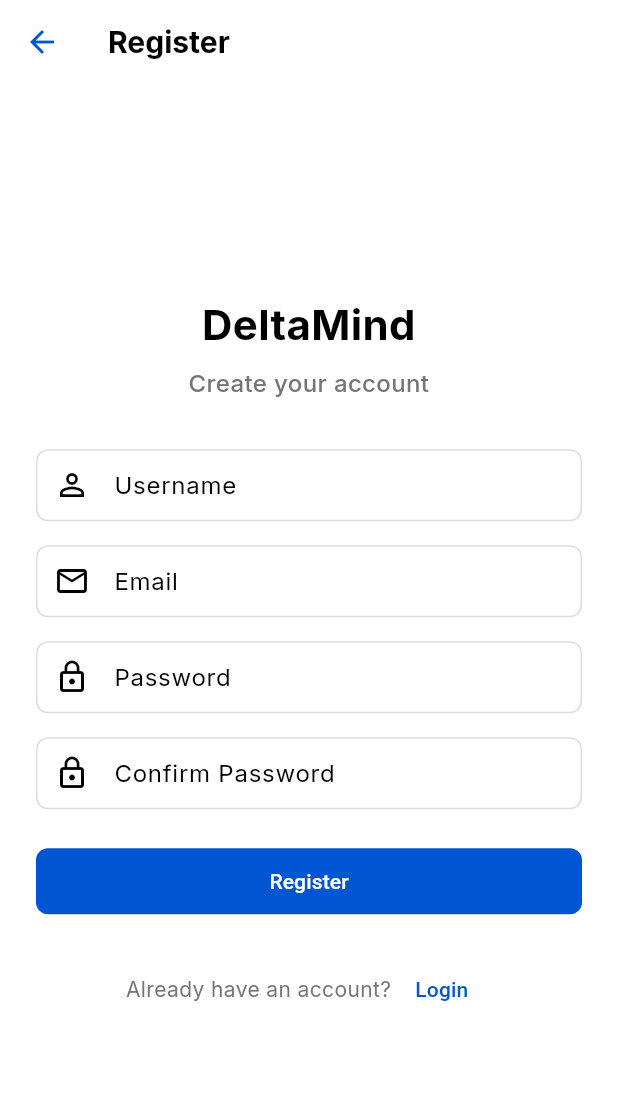
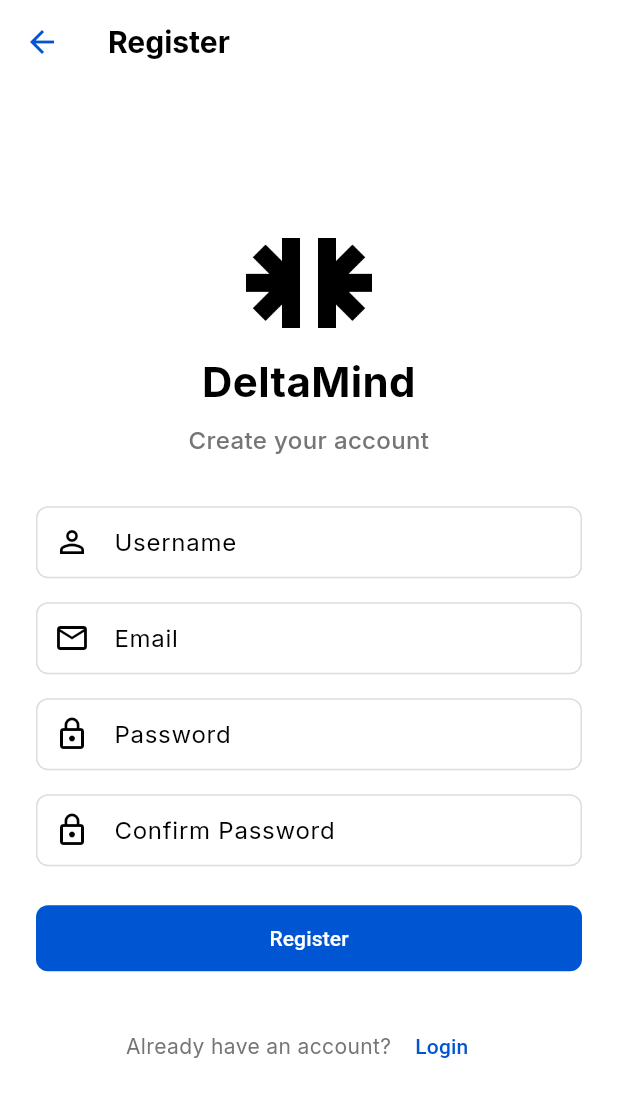
Before and after one commit to rafapradana/deltamind, a Flutter app: the screen it shows after launch, after a tap on "Sign In", after a tap on "Register", on a phone screen of 412 x 824 dp. Shown: the top 1097 px of the screen. Run offline on Flutter 3.47's test engine with Material 3 defaults, Android fonts, the light colour scheme and no system bars; our stand-ins replace fl_chart, flutter_dotenv, flutter_markdown, flutter_riverpod, flutter_secure_storage, go_router and 8 more; missing offline and left inert: file_selector, flutter_quill, syncfusion_flutter_pdf; accounts and stored records are empty.

Commit message:
feat(auth): add DeltaMind logo to signup and login pages

```diff
--- a/lib/features/auth/login_page.dart
+++ b/lib/features/auth/login_page.dart
@@ -86,6 +86,12 @@ class _LoginPageState extends State<LoginPage> {
               crossAxisAlignment: CrossAxisAlignment.stretch,
               children: [
                 // App Logo/Name
+                Image.asset(
+                  'assets/logos/deltamind-black.png',
+                  height: 60,
+                  fit: BoxFit.contain,
+                ),
+                const SizedBox(height: 16),
                 Text(
                   AppConstants.appName,
                   style: AppTheme.headingLarge,
--- a/lib/features/auth/register_page.dart
+++ b/lib/features/auth/register_page.dart
@@ -91,6 +91,12 @@ class _RegisterPageState extends State<RegisterPage> {
               crossAxisAlignment: CrossAxisAlignment.stretch,
               children: [
                 // App Logo/Name
+                Image.asset(
+                  'assets/logos/deltamind-black.png',
+                  height: 60,
+                  fit: BoxFit.contain,
+                ),
+                const SizedBox(height: 16),
                 Text(
                   AppConstants.appName,
                   style: AppTheme.headingLarge,
```
